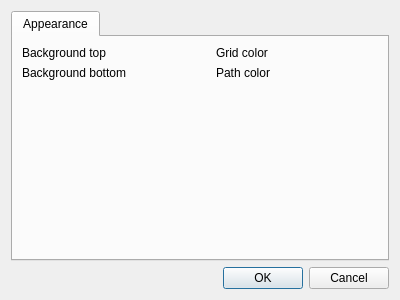
Qt form RZGUI/SettingsDialog.ui (HARMONI-CAB/RayZaler) before a commit.
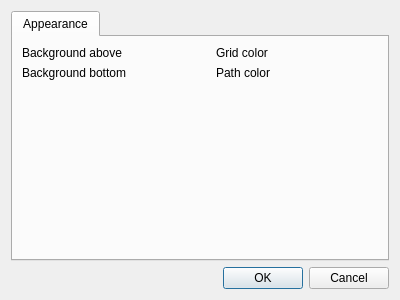
The same form after that commit.

```diff
--- a/RZGUI/SettingsDialog.ui
+++ b/RZGUI/SettingsDialog.ui
@@ -33,7 +33,7 @@
        <item row="0" column="0">
         <widget class="QLabel" name="label">
          <property name="text">
-          <string>Background top</string>
+          <string>Background above</string>
          </property>
         </widget>
        </item>
```
Left out of the diff: 24 changed lines with no effect on the pictures.
